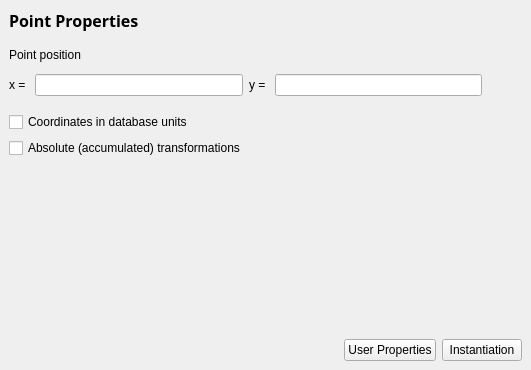
Above: src/edt/edt/PointPropertiesPage.ui from KLayout/klayout before the change. Below: the same form after it.
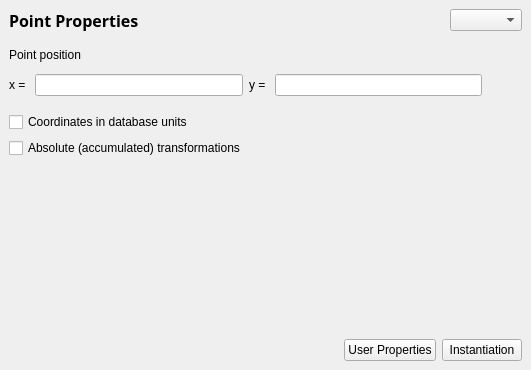
That is the form after the change. Custom widgets are drawn as their Qt base class.

Diff of the .ui file:
```diff
--- a/src/edt/edt/PointPropertiesPage.ui
+++ b/src/edt/edt/PointPropertiesPage.ui
@@ -55,8 +55,8 @@
       <item>
        <widget class="QLabel" name="layer_lbl">
         <property name="sizePolicy">
-         <sizepolicy hsizetype="Expanding" vsizetype="Preferred">
-          <horstretch>0</horstretch>
+         <sizepolicy hsizetype="Ignored" vsizetype="Preferred">
+          <horstretch>1</horstretch>
           <verstretch>0</verstretch>
          </sizepolicy>
         </property>
@@ -68,6 +68,13 @@
         </property>
        </widget>
       </item>
+      <item>
+       <widget class="lay::LayerSelectionComboBox" name="layer_cbx">
+        <property name="sizeAdjustPolicy">
+         <enum>QComboBox::AdjustToContents</enum>
+        </property>
+       </widget>
+      </item>
      </layout>
     </widget>
    </item>
@@ -271,6 +278,13 @@
    </item>
   </layout>
  </widget>
+ <customwidgets>
+  <customwidget>
+   <class>lay::LayerSelectionComboBox</class>
+   <extends>QComboBox</extends>
+   <header>layWidgets.h</header>
+  </customwidget>
+ </customwidgets>
  <tabstops>
   <tabstop>x_le</tabstop>
   <tabstop>y_le</tabstop>
```
Left out of the diff: 2 changed lines with no effect on the pictures.
